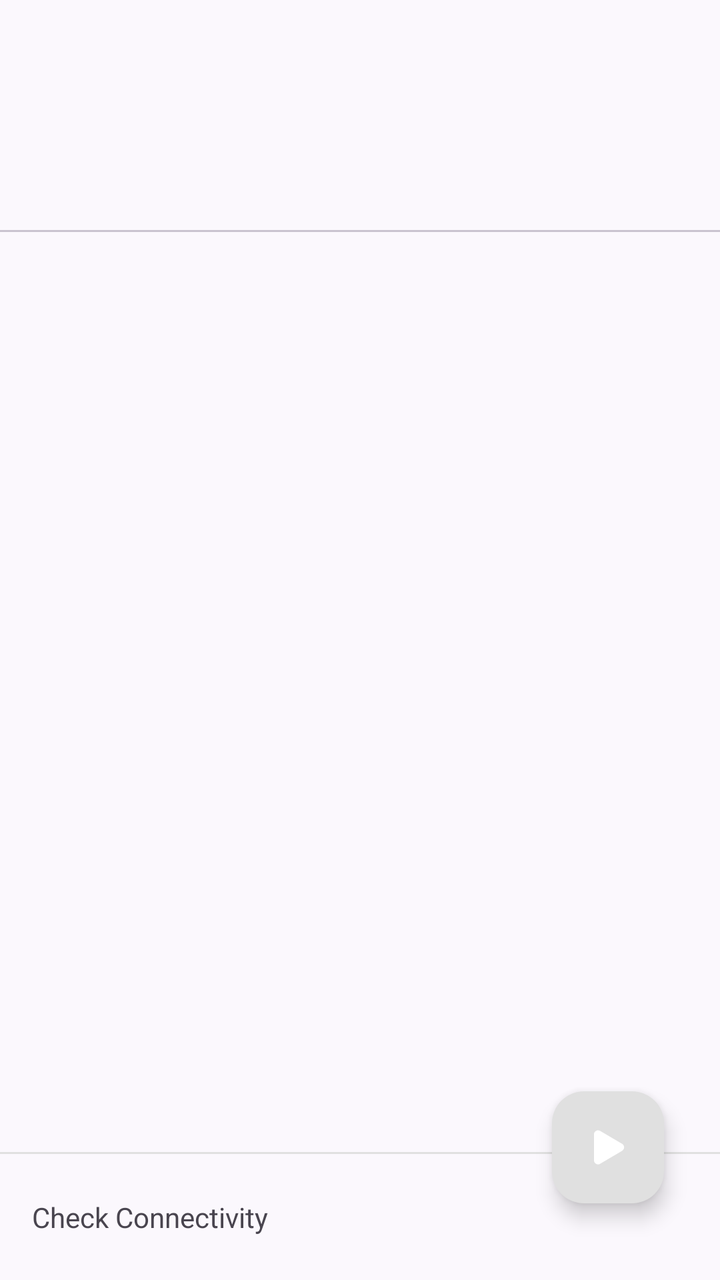
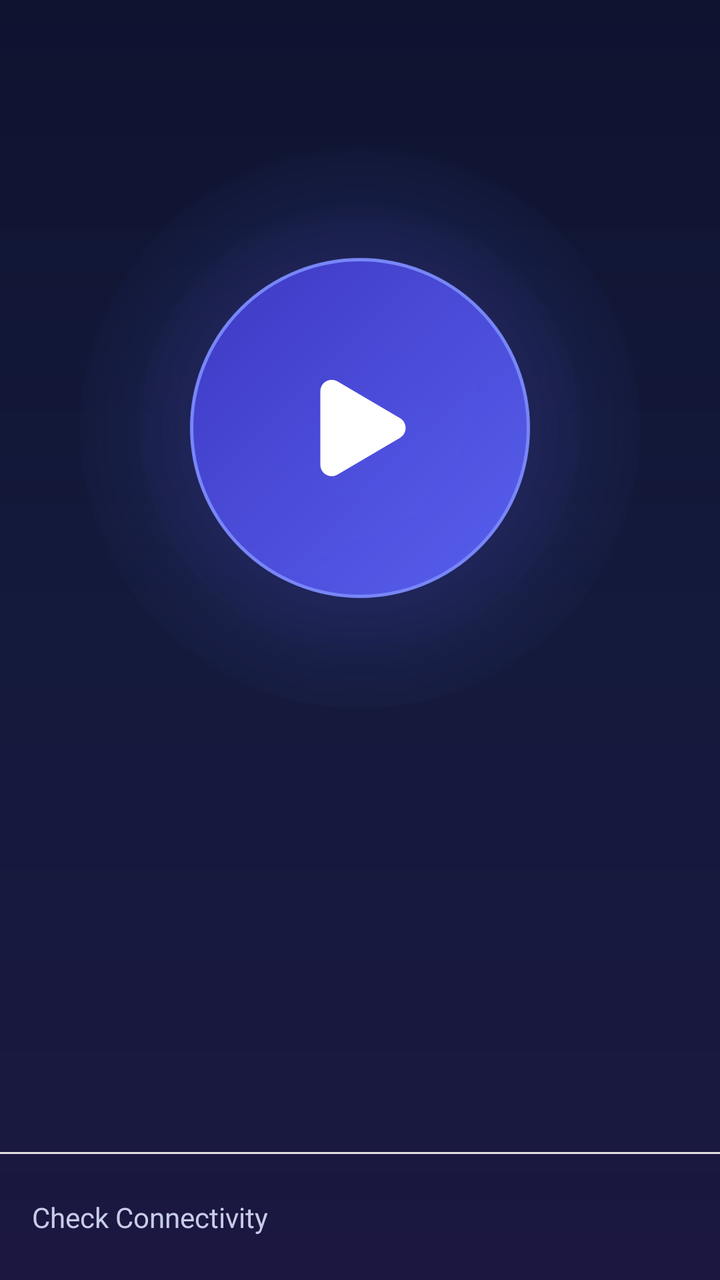

Two renders of the same Android screen: before a commit and after it. Below are the layout's source before the change and the commit's diff.
<!-- AndroidManifest.xml: application theme AppThemeDayNight.NoActionBar -->
<!-- res/layout/activity_main.xml -->
<?xml version="1.0" encoding="utf-8"?>
<androidx.drawerlayout.widget.DrawerLayout xmlns:android="http://schemas.android.com/apk/res/android"
    xmlns:app="http://schemas.android.com/apk/res-auto"
    android:id="@+id/drawer_layout"
    android:layout_width="match_parent"
    android:layout_height="match_parent">

    <LinearLayout
        android:layout_width="match_parent"
        android:layout_height="match_parent"
        android:fitsSystemWindows="true"
        android:orientation="vertical">

        <com.google.android.material.appbar.AppBarLayout
            android:layout_width="match_parent"
            android:layout_height="wrap_content">

            <androidx.appcompat.widget.Toolbar
                android:id="@+id/toolbar"
                android:layout_width="match_parent"
                android:layout_height="?attr/actionBarSize" />

        </com.google.android.material.appbar.AppBarLayout>

        <RelativeLayout
            android:layout_width="match_parent"
            android:layout_height="match_parent">

            <androidx.coordinatorlayout.widget.CoordinatorLayout
                android:id="@+id/main_content"
                android:layout_width="match_parent"
                android:layout_height="match_parent">

                <LinearLayout
                    android:layout_width="match_parent"
                    android:layout_height="match_parent"
                    android:orientation="vertical">

                    <com.google.android.material.progressindicator.LinearProgressIndicator
                        android:id="@+id/progress_bar"
                        android:layout_width="match_parent"
                        android:layout_height="wrap_content"
                        android:indeterminate="true"
                        android:visibility="invisible"
                        app:indicatorColor="@color/color_fab_active" />

                    <com.google.android.material.tabs.TabLayout
                        android:id="@+id/tab_group"
                        android:layout_width="match_parent"
                        android:layout_height="wrap_content"
                        app:tabIndicatorFullWidth="false"
                        app:tabMode="scrollable"
                        app:tabTextAppearance="@style/TabLayoutTextStyle" />

                    <androidx.viewpager2.widget.ViewPager2
                        android:id="@+id/view_pager"
                        android:layout_width="match_parent"
                        android:layout_height="0dp"
                        android:nextFocusRight="@+id/fab"
                        android:scrollbars="vertical"
                        android:layout_weight="1" />

                    <LinearLayout
                        android:id="@+id/layout_test"
                        android:layout_width="match_parent"
                        android:layout_height="@dimen/view_height_dp64"
                        android:clickable="true"
                        android:contentDescription="@string/connection_test_pending"
                        android:focusable="true"
                        android:nextFocusLeft="@+id/view_pager"
                        android:nextFocusRight="@+id/fab"
                        android:orientation="vertical">

                        <View
                            android:layout_width="wrap_content"
                            android:layout_height="1dp"
                            android:background="@color/divider_color_light" />

                        <TextView
                            android:id="@+id/tv_test_state"
                            android:layout_width="wrap_content"
                            android:layout_height="match_parent"
                            android:gravity="start|center"
                            android:maxLines="2"
                            android:minLines="1"
                            android:paddingStart="@dimen/padding_spacing_dp16"
                            android:text="@string/connection_test_pending"
                            android:textAppearance="@style/TextAppearance.AppCompat.Small" />

                    </LinearLayout>
                </LinearLayout>

                <FrameLayout
                    android:layout_width="wrap_content"
                    android:layout_height="wrap_content"
                    android:layout_gravity="bottom|end"
                    android:layout_marginBottom="-16dp"
                    android:layout_marginEnd="@dimen/padding_spacing_dp16">

                    <com.google.android.material.floatingactionbutton.FloatingActionButton
                        android:id="@+id/fab"
                        android:layout_width="wrap_content"
                        android:layout_height="wrap_content"
                        android:layout_gravity="bottom|end"
                        android:layout_marginBottom="@dimen/view_height_dp36"
                        android:clickable="true"
                        android:contentDescription="@string/tasker_start_service"
                        android:focusable="true"
                        android:nextFocusLeft="@+id/layout_test"
                        android:src="@drawable/ic_play_24dp"
                        app:tint="@color/colorWhite"
                        app:useCompatPadding="true"
                        app:layout_anchorGravity="bottom|right|end" />

                </FrameLayout>
            </androidx.coordinatorlayout.widget.CoordinatorLayout>
        </RelativeLayout>
    </LinearLayout>

    <com.google.android.material.navigation.NavigationView
        android:id="@+id/nav_view"
        android:layout_width="wrap_content"
        android:layout_height="match_parent"
        android:layout_gravity="start"
        app:headerLayout="@layout/nav_header"
        app:menu="@menu/menu_drawer">

    </com.google.android.material.navigation.NavigationView>

</androidx.drawerlayout.widget.DrawerLayout>
<!-- res/layout/nav_header.xml (included above) -->
<?xml version="1.0" encoding="utf-8"?>
<LinearLayout xmlns:android="http://schemas.android.com/apk/res/android"
    android:layout_width="match_parent"
    android:layout_height="@dimen/view_height_dp160"
    android:background="@drawable/nav_header_bg"
    android:gravity="center"
    android:orientation="vertical"
    android:padding="@dimen/padding_spacing_dp16">

    <TextView
        android:layout_width="match_parent"
        android:layout_height="wrap_content"
        android:layout_gravity="center"
        android:fontFamily="@font/montserrat_thin"
        android:gravity="center"
        android:paddingTop="@dimen/padding_spacing_dp8"
        android:text="@string/app_name"
        android:textAppearance="@style/TextAppearance.AppCompat.Display1" />


</LinearLayout>
<!-- resources referenced by this layout -->
<resources>
  <color name="colorWhite">#FFFFFF</color>
  <color name="color_fab_active">#f97910</color>
  <color name="divider_color_light">#E0E0E0</color>
  <dimen name="padding_spacing_dp16">16dp</dimen>
  <dimen name="padding_spacing_dp8">8dp</dimen>
  <dimen name="view_height_dp160">160dp</dimen>
  <dimen name="view_height_dp36">36dp</dimen>
  <dimen name="view_height_dp64">64dp</dimen>
  <string name="app_name" translatable="false">NST Tunnel</string>
  <string name="connection_test_pending">Check Connectivity</string>
  <string name="tasker_start_service">Start Service</string>
  <style name="TabLayoutTextStyle" parent="TextAppearance.Design.Tab">
          <item name="textAllCaps">false</item>
      </style>
  <color name="md_theme_primary">#000000</color>
  <color name="md_theme_onPrimary">#FFFFFF</color>
  <color name="md_theme_primaryContainer">#E0E0E0</color>
  <color name="md_theme_onPrimaryContainer">#000000</color>
  <color name="md_theme_secondary">#f97910</color>
  <color name="md_theme_onSecondary">#FFFFFF</color>
  <color name="md_theme_secondaryContainer">#FFE8D6</color>
  <color name="md_theme_onSecondaryContainer">#2B1700</color>
  <color name="md_theme_tertiary">#009966</color>
  <color name="md_theme_onTertiary">#FFFFFF</color>
  <color name="md_theme_tertiaryContainer">#A0F2D0</color>
  <color name="md_theme_onTertiaryContainer">#00201A</color>
  <color name="md_theme_error">#BA1A1A</color>
  <color name="md_theme_onError">#FFFFFF</color>
  <color name="md_theme_errorContainer">#FFDAD6</color>
  <color name="md_theme_onErrorContainer">#410002</color>
  <color name="md_theme_surface">#FBF8FD</color>
  <color name="md_theme_onSurface">#1C1B1F</color>
  <color name="md_theme_surfaceVariant">#E7E0EC</color>
  <color name="md_theme_onSurfaceVariant">#49454F</color>
  <color name="md_theme_inverseSurface">#313033</color>
  <color name="md_theme_inverseOnSurface">#F4EFF4</color>
  <color name="md_theme_surfaceContainer">#EFECF1</color>
  <color name="md_theme_surfaceContainerHigh">#E9E6EB</color>
  <color name="md_theme_surfaceContainerHighest">#E3E0E6</color>
  <color name="md_theme_surfaceContainerLow">#F5F2F7</color>
  <color name="md_theme_surfaceContainerLowest">#FFFFFF</color>
  <color name="md_theme_background">#FBF8FD</color>
  <color name="md_theme_onBackground">#1C1B1F</color>
  <color name="md_theme_outline">#79747E</color>
  <color name="md_theme_outlineVariant">#CAC4D0</color>
  <color name="md_theme_inversePrimary">#C0C0C0</color>
  <!-- unchanged entries left out for length: 5 -->
</resources>

<!-- the commit's change to res/layout/activity_main.xml (unified diff, before → after) -->
@@ -3,118 +3,130 @@
     xmlns:app="http://schemas.android.com/apk/res-auto"
     android:id="@+id/drawer_layout"
     android:layout_width="match_parent"
-    android:layout_height="match_parent">
+    android:layout_height="match_parent"
+    android:fitsSystemWindows="true">
 
     <LinearLayout
+        android:id="@+id/main_content"
         android:layout_width="match_parent"
         android:layout_height="match_parent"
-        android:fitsSystemWindows="true"
+        android:background="@drawable/bg_main_gradient"
         android:orientation="vertical">
 
         <com.google.android.material.appbar.AppBarLayout
             android:layout_width="match_parent"
-            android:layout_height="wrap_content">
+            android:layout_height="wrap_content"
+            android:background="@android:color/transparent"
+            app:elevation="0dp">
 
             <androidx.appcompat.widget.Toolbar
                 android:id="@+id/toolbar"
                 android:layout_width="match_parent"
-                android:layout_height="?attr/actionBarSize" />
+                android:layout_height="?attr/actionBarSize"
+                android:background="@android:color/transparent"
+                app:popupTheme="@style/ThemeOverlay.AppCompat.Dark" />
 
         </com.google.android.material.appbar.AppBarLayout>
 
-        <RelativeLayout
+        <ProgressBar
+            android:id="@+id/progress_bar"
+            android:layout_width="wrap_content"
+            android:layout_height="wrap_content"
+            android:layout_gravity="center_horizontal"
+            android:indeterminateTint="#6C7BFF"
+            android:visibility="gone" />
+
+        
+        <FrameLayout
             android:layout_width="match_parent"
-            android:layout_height="match_parent">
+            android:layout_height="300dp"
+            android:clipChildren="false"
+            android:clipToPadding="false">
 
-            <androidx.coordinatorlayout.widget.CoordinatorLayout
-                android:id="@+id/main_content"
+            <View
+                android:layout_width="280dp"
+                android:layout_height="280dp"
+                android:layout_gravity="center"
+                android:background="@drawable/connect_glow_outer" />
+
+            <View
+                android:layout_width="220dp"
+                android:layout_height="220dp"
+                android:layout_gravity="center"
+                android:background="@drawable/connect_glow_inner" />
+
+            <View
+                android:layout_width="170dp"
+                android:layout_height="170dp"
+                android:layout_gravity="center"
+                android:background="@drawable/connect_button_face"
+                android:alpha="0.96" />
+
+            <com.google.android.material.floatingactionbutton.FloatingActionButton
+                android:id="@+id/fab"
+                android:layout_width="wrap_content"
+                android:layout_height="wrap_content"
+                android:layout_gravity="center"
+                android:clickable="true"
+                android:focusable="true"
+                android:contentDescription="@string/tasker_start_service"
+                android:src="@drawable/ic_play_24dp"
+                app:backgroundTint="@android:color/transparent"
+                app:elevation="0dp"
+                app:fabCustomSize="150dp"
+                app:maxImageSize="68dp"
+                app:tint="@android:color/white"
+                app:borderWidth="0dp" />
+
+        </FrameLayout>
+
+        <com.google.android.material.tabs.TabLayout
+            android:id="@+id/tab_group"
+            android:layout_width="match_parent"
+            android:layout_height="wrap_content"
+            android:background="@android:color/transparent"
+            app:tabGravity="fill"
+            app:tabIndicatorColor="#6C7BFF"
+            app:tabMode="scrollable"
+            app:tabSelectedTextColor="@android:color/white"
+            app:tabTextColor="#9AA3C7" />
+
+        <androidx.viewpager2.widget.ViewPager2
+            android:id="@+id/view_pager"
+            android:layout_width="match_parent"
+            android:layout_height="0dp"
+            android:nextFocusRight="@+id/fab"
+            android:layout_weight="1" />
+
+        <LinearLayout
+            android:id="@+id/layout_test"
+            android:layout_width="match_parent"
+            android:layout_height="@dimen/view_height_dp64"
+            android:clickable="true"
+            android:contentDescription="@string/connection_test_pending"
+            android:focusable="true"
+            android:nextFocusLeft="@+id/view_pager"
+            android:nextFocusRight="@+id/fab"
+            android:orientation="vertical">
+
+            <View
                 android:layout_width="match_parent"
-                android:layout_height="match_parent">
+                android:layout_height="1dp"
+                android:background="@color/divider_color_light" />
 
-                <LinearLayout
-                    android:layout_width="match_parent"
-                    android:layout_height="match_parent"
-                    android:orientation="vertical">
+            <TextView
+                android:id="@+id/tv_test_state"
+                android:layout_width="wrap_content"
+                android:layout_height="match_parent"
+                android:gravity="start|center"
+                android:maxLines="3"
+                android:paddingStart="16dp"
+                android:paddingEnd="16dp"
+                android:text="@string/connection_test_pending"
+                android:textColor="#C7CCE8" />
 
-                    <com.google.android.material.progressindicator.LinearProgressIndicator
-                        android:id="@+id/progress_bar"
-                        android:layout_width="match_parent"
-                        android:layout_height="wrap_content"
-                        android:indeterminate="true"
-                        android:visibility="invisible"
-                        app:indicatorColor="@color/color_fab_active" />
+        </LinearLayout>
 
-                    <com.google.android.material.tabs.TabLayout
-                        android:id="@+id/tab_group"
-                        android:layout_width="match_parent"
-                        android:layout_height="wrap_content"
-                        app:tabIndicatorFullWidth="false"
-                        app:tabMode="scrollable"
-                        app:tabTextAppearance="@style/TabLayoutTextStyle" />
-
-                    <androidx.viewpager2.widget.ViewPager2
-                        android:id="@+id/view_pager"
-                        android:layout_width="match_parent"
-                        android:layout_height="0dp"
-                        android:nextFocusRight="@+id/fab"
-                        android:scrollbars="vertical"
-                        android:layout_weight="1" />
-
-                    <LinearLayout
-                        android:id="@+id/layout_test"
-                        android:layout_width="match_parent"
-                        android:layout_height="@dimen/view_height_dp64"
-                        android:clickable="true"
-                        android:contentDescription="@string/connection_test_pending"
-                        android:focusable="true"
-                        android:nextFocusLeft="@+id/view_pager"
-                        android:nextFocusRight="@+id/fab"
-                        android:orientation="vertical">
-
-                        <View
-                            android:layout_width="wrap_content"
-                            android:layout_height="1dp"
-                            android:background="@color/divider_color_light" />
-
-                        <TextView
-                            android:id="@+id/tv_test_state"
-                            android:layout_width="wrap_content"
-                            android:layout_height="match_parent"
-                            android:gravity="start|center"
-                            android:maxLines="2"
-                            android:minLines="1"
-                            android:paddingStart="@dimen/padding_spacing_dp16"
-                            android:text="@string/connection_test_pending"
-                            android:textAppearance="@style/TextAppearance.AppCompat.Small" />
-
-                    </LinearLayout>
-                </LinearLayout>
-
-                <FrameLayout
-                    android:layout_width="wrap_content"
-                    android:layout_height="wrap_content"
-                    android:layout_gravity="bottom|end"
-                    android:layout_marginBottom="-16dp"
-                    android:layout_marginEnd="@dimen/padding_spacing_dp16">
-
-                    <com.google.android.material.floatingactionbutton.FloatingActionButton
-                        android:id="@+id/fab"
-                        android:layout_width="wrap_content"
-                        android:layout_height="wrap_content"
-                        android:layout_gravity="bottom|end"
-                        android:layout_marginBottom="@dimen/view_height_dp36"
-                        android:clickable="true"
-                        android:contentDescription="@string/tasker_start_service"
-                        android:focusable="true"
-                        android:nextFocusLeft="@+id/layout_test"
-                        android:src="@drawable/ic_play_24dp"
-                        app:tint="@color/colorWhite"
-                        app:useCompatPadding="true"
-                        app:layout_anchorGravity="bottom|right|end" />
-
-                </FrameLayout>
-            </androidx.coordinatorlayout.widget.CoordinatorLayout>
-        </RelativeLayout>
     </LinearLayout>
 
     <com.google.android.material.navigation.NavigationView
@@ -122,6 +134,7 @@
         android:layout_width="wrap_content"
         android:layout_height="match_parent"
         android:layout_gravity="start"
+        android:fitsSystemWindows="true"
         app:headerLayout="@layout/nav_header"
         app:menu="@menu/menu_drawer">
 
<!-- resource entries referenced after the edit -->
@@ -1,19 +1,57 @@
 <!-- resources referenced by this layout -->
 <resources>
-  <color name="colorWhite">#FFFFFF</color>
-  <color name="color_fab_active">#f97910</color>
   <color name="divider_color_light">#E0E0E0</color>
   <dimen name="padding_spacing_dp16">16dp</dimen>
   <dimen name="padding_spacing_dp8">8dp</dimen>
   <dimen name="view_height_dp160">160dp</dimen>
-  <dimen name="view_height_dp36">36dp</dimen>
   <dimen name="view_height_dp64">64dp</dimen>
+  <!-- drawable bg_main_gradient (drawable) -->
+  <?xml version="1.0" encoding="utf-8"?>
+  <shape xmlns:android="http://schemas.android.com/apk/res/android" android:shape="rectangle">
+      <gradient
+          android:angle="115"
+          android:startColor="#0E1330"
+          android:centerColor="#141A3C"
+          android:endColor="#1B1740"
+          android:type="linear" />
+  </shape>
+  <!-- drawable connect_button_face (drawable) -->
+  <?xml version="1.0" encoding="utf-8"?>
+  <layer-list xmlns:android="http://schemas.android.com/apk/res/android">
+      <item>
+          <shape android:shape="oval">
+              <gradient
+                  android:angle="135"
+                  android:startColor="#5B63F5"
+                  android:endColor="#3F3AC9"
+                  android:type="linear" />
+              <stroke android:width="1.5dp" android:color="#7C8BFF" />
+          </shape>
+      </item>
+  </layer-list>
+  <!-- drawable connect_glow_inner (drawable) -->
+  <?xml version="1.0" encoding="utf-8"?>
+  <shape xmlns:android="http://schemas.android.com/apk/res/android" android:shape="oval">
+      <gradient
+          android:type="radial"
+          android:gradientRadius="120dp"
+          android:startColor="#664E6BFF"
+          android:centerColor="#3340308F"
+          android:endColor="#00000000" />
+  </shape>
+  <!-- drawable connect_glow_outer (drawable) -->
+  <?xml version="1.0" encoding="utf-8"?>
+  <shape xmlns:android="http://schemas.android.com/apk/res/android" android:shape="oval">
+      <gradient
+          android:type="radial"
+          android:gradientRadius="150dp"
+          android:startColor="#00000000"
+          android:centerColor="#22536DFE"
+          android:endColor="#00000000" />
+  </shape>
   <string name="app_name" translatable="false">NST Tunnel</string>
   <string name="connection_test_pending">Check Connectivity</string>
   <string name="tasker_start_service">Start Service</string>
-  <style name="TabLayoutTextStyle" parent="TextAppearance.Design.Tab">
-          <item name="textAllCaps">false</item>
-      </style>
   <color name="md_theme_primary">#000000</color>
   <color name="md_theme_onPrimary">#FFFFFF</color>
   <color name="md_theme_primaryContainer">#E0E0E0</color>
